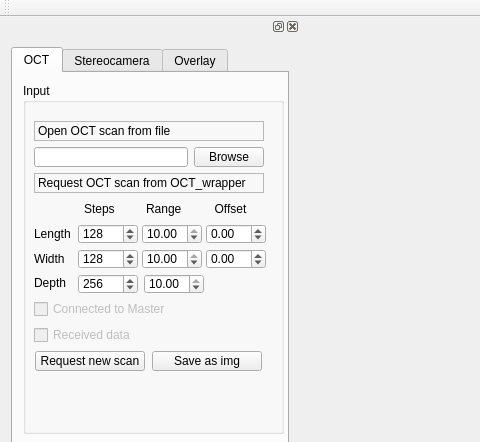
Qt form form.ui (1danielcoelho/OCT_overlay) before a commit; both pictures show x 0 to 480 and y 0 to 442 of the 940 by 644 pixel window.
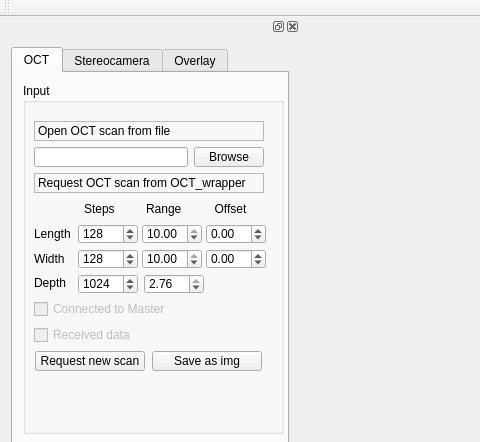
The same form after that commit. Custom widgets are drawn as their Qt base class.

Commit message: Fixes a bug with resizing then inserting points in loadRawOCTData; Adds a checker to identify Thorlab img files based on the timestamp; Synchronized request and save buttons based on the state of the system

Patch:
```diff
--- a/form.ui
+++ b/form.ui
@@ -84,7 +84,7 @@
          <property name="title">
           <string>Input</string>
          </property>
-         <widget class="QWidget" name="">
+         <widget class="QWidget" name="layoutWidget">
           <property name="geometry">
            <rect>
             <x>0</x>
@@ -581,7 +581,7 @@
                   <number>2000</number>
                  </property>
                  <property name="value">
-                  <number>256</number>
+                  <number>1024</number>
                  </property>
                 </widget>
                </item>
@@ -606,10 +606,10 @@
                   </size>
                  </property>
                  <property name="maximum">
-                  <double>10.000000000000000</double>
+                  <double>2.760000000000000</double>
                  </property>
                  <property name="value">
-                  <double>10.000000000000000</double>
+                  <double>2.760000000000000</double>
                  </property>
                 </widget>
                </item>
```
The commit also changes 4 other files.
